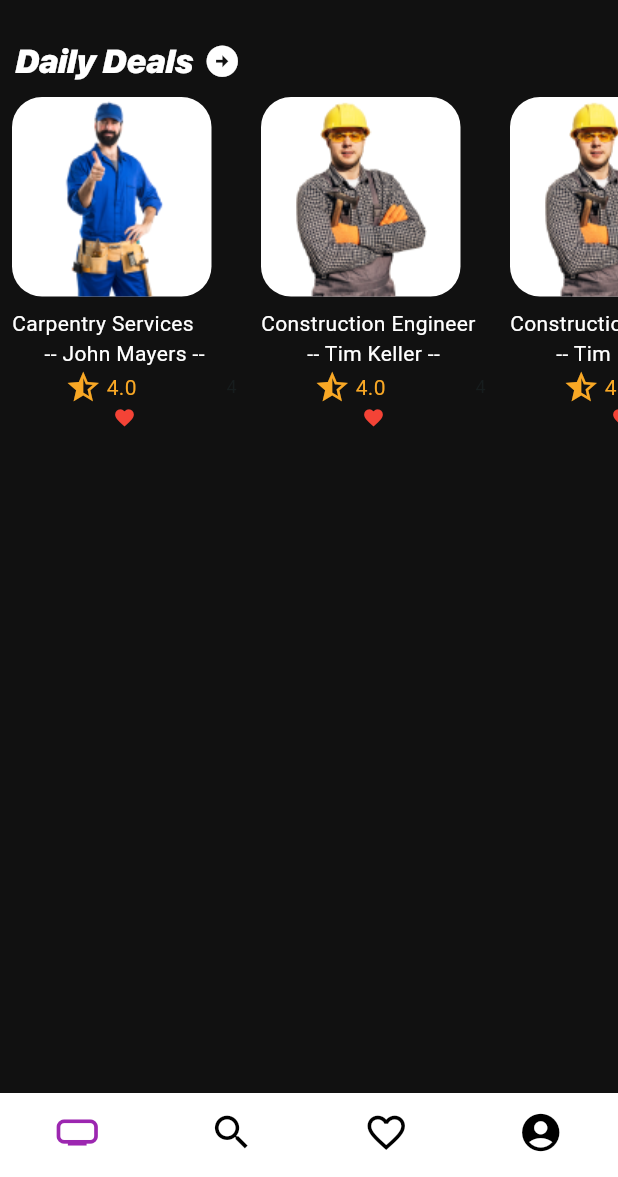
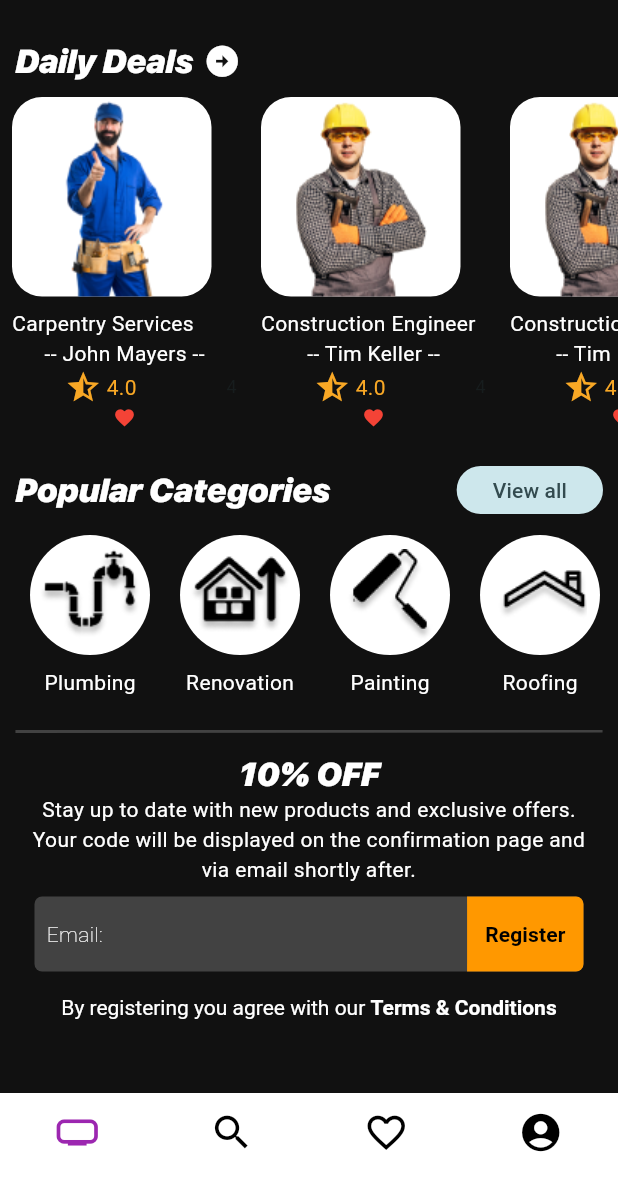
Before and after one commit to fnoceda/handyman, a Flutter app: the screen it shows after launch, on a phone screen of 412 x 824 dp, the part 59-1236 px from its top. Run offline on Flutter 3.47's test engine with Material 3 defaults, Android fonts, the phone set to English and light mode, and no system bars; drawn by our look-alikes of animated_bottom_navigation_bar; our stand-ins replace animate_do, auto_size_text, dio, flutter_dotenv, flutter_riverpod, go_router and 1 more.

Commit message:
hash finished, I proceed to start register section

```diff
--- /dev/null
+++ b/lib/feacture/home/domain/entities/pruebas/card_slide_category.dart
@@ -0,0 +1,40 @@
+import 'package:handiman_v0/feacture/home/domain/entities/card_slide_data.dart';
+
+List<CardSlideData> categories = [
+  CardSlideData(
+      backgroundImage: 'assets/images/icon_category1.png',
+      price: 0,
+      profession: '',
+      qualification: 0,
+      profesionalName: '',
+      profileImage: 'assets/images/icon_category1.png',
+      shortDescription: 'Plumbing'
+    ),
+    CardSlideData(
+      backgroundImage: 'assets/images/icon_category2.png',
+      price: 0,
+      profession: '',
+      qualification: 0,
+      profesionalName: '',
+      profileImage: 'assets/images/icon_category2.png',
+      shortDescription: 'Renovation'
+    ),
+    CardSlideData(
+      backgroundImage: 'assets/images/icon_category3.png',
+      price: 0,
+      profession: '',
+      qualification: 0,
+      profesionalName: '',
+      profileImage: 'assets/images/icon_category3.png',
+      shortDescription: 'Painting'
+    ),
+    CardSlideData(
+      backgroundImage: 'assets/images/icon_category4.png',
+      price: 0,
+      profession: '',
+      qualification: 0,
+      profesionalName: '',
+      profileImage: 'assets/images/icon_category4.png',
+      shortDescription: 'Roofing'
+    ),
+];
--- a/lib/feacture/home/presentation/views/category_horizontal_listview.dart
+++ b/lib/feacture/home/presentation/views/category_horizontal_listview.dart
@@ -1,16 +1,15 @@
 import 'package:flutter/material.dart';
 import 'package:animate_do/animate_do.dart';
-import 'package:handiman_v0/core/config/helpers/human_formats.dart';
 import 'package:handiman_v0/feacture/home/domain/entities/card_slide_data.dart';
 
-class MovieHorizontalListView extends StatefulWidget {
+class CategoryHorizontalListView extends StatefulWidget {
   final List<CardSlideData> slides;
   final String? title;
   final String? subTitle;
   final VoidCallback? loadNextPage;
   final IconData? icon;
 
-  const MovieHorizontalListView(
+  const CategoryHorizontalListView(
       {super.key,
       required this.slides,
       this.title,
@@ -19,11 +18,11 @@ class MovieHorizontalListView extends StatefulWidget {
       this.loadNextPage});
 
   @override
-  State<MovieHorizontalListView> createState() =>
-      _MovieHorizontalListViewState();
+  State<CategoryHorizontalListView> createState() =>
+      _CategoryHorizontalListViewState();
 }
 
-class _MovieHorizontalListViewState extends State<MovieHorizontalListView> {
+class _CategoryHorizontalListViewState extends State<CategoryHorizontalListView> {
   final scrollcontroller = ScrollController();
 
   @override
@@ -32,7 +31,6 @@ class _MovieHorizontalListViewState extends State<MovieHorizontalListView> {
 
     scrollcontroller.addListener(() {
       if (widget.loadNextPage == null) return;
-
       if ((scrollcontroller.position.pixels + 200) >=
           scrollcontroller.position.maxScrollExtent) {
         widget.loadNextPage!();
@@ -49,12 +47,14 @@ class _MovieHorizontalListViewState extends State<MovieHorizontalListView> {
   @override
   Widget build(BuildContext context) {
     return SizedBox(
-      height: 350,
+      height: 190,
       child: Column(
         children: [
           if (widget.title != null || widget.subTitle != null)
             _Title(title: widget.title, subTitle: widget.subTitle, icon: widget.icon,),
           Expanded(
+            child: Padding(
+              padding: const EdgeInsets.only(left: 10),
               child: ListView.builder(
               controller: scrollcontroller,
               itemCount: widget.slides.length,
@@ -63,6 +63,7 @@ class _MovieHorizontalListViewState extends State<MovieHorizontalListView> {
               itemBuilder: (context, index) {
                 return FadeInRight(child: _Slide(slide: widget.slides[index]));
               },
+                        ),
             ))
         ],
       ),
@@ -76,18 +77,21 @@ class _Slide extends StatelessWidget {
 
   @override
   Widget build(BuildContext context) {
-    return Container(
-      margin: const EdgeInsets.symmetric(horizontal: 8),
-      child: Column(crossAxisAlignment: CrossAxisAlignment.start, children: [
+    return Padding(
+      padding: const EdgeInsets.symmetric(horizontal: 10),
+      child: Column(
+      children: [
         //* image
         Container(
-          width: 133,
-          height: 133,
+          width: 80,
+          height: 80,
           decoration: BoxDecoration(
-              borderRadius: BorderRadius.circular(20), color: Colors.white),
+              borderRadius: BorderRadius.circular(80), color: Colors.white),
           child: ClipRRect(
             borderRadius: BorderRadius.circular(20),
             child: Image(
+              width: 60,
+              height: 60,
               image: AssetImage(slide.backgroundImage),
             ),
           ),
@@ -97,8 +101,7 @@ class _Slide extends StatelessWidget {
           height: 8,
         ),
         //*title
-        SizedBox(
-          width: 150,
+        Center(
           child: Text(
             slide.shortDescription,
             maxLines: 1,
--- a/lib/feacture/home/presentation/views/home_view.dart
+++ b/lib/feacture/home/presentation/views/home_view.dart
@@ -1,10 +1,12 @@
 import 'package:flutter/material.dart';
 import 'package:flutter_riverpod/flutter_riverpod.dart';
+import 'package:handiman_v0/feacture/home/domain/entities/pruebas/card_slide_category.dart';
 import 'package:handiman_v0/feacture/home/domain/entities/pruebas/card_slide_profesional.dart';
+import 'package:handiman_v0/feacture/home/presentation/views/category_horizontal_listview.dart';
+import 'package:handiman_v0/feacture/home/presentation/views/inscription_view.dart';
+import 'package:handiman_v0/feacture/home/presentation/views/line_view.dart';
 import 'package:handiman_v0/feacture/home/presentation/views/worker_horizontal_listview.dart';
 import 'package:handiman_v0/feacture/shared/custom_appbar/custon_appbar.dart';
-
-
 
 class HomeView extends ConsumerStatefulWidget {
   const HomeView({super.key});
@@ -14,13 +16,14 @@ class HomeView extends ConsumerStatefulWidget {
 
 class HomeViewState extends ConsumerState<HomeView> {
   @override
-  void initState() { super.initState(); }
+  void initState() {
+    super.initState();
+  }
 
   @override
   Widget build(BuildContext context) {
     //* el custon scrollview  trabaja con los slivers son de tipo personalizado
-    return CustomScrollView(
-      slivers: [
+    return CustomScrollView(slivers: [
       const SliverAppBar(
         floating: true,
         flexibleSpace: FlexibleSpaceBar(
@@ -31,13 +34,26 @@ class HomeViewState extends ConsumerState<HomeView> {
           delegate: SliverChildBuilderDelegate((context, index) {
         return Column(
           children: [
-            MovieHorizontalListView(
-              slides: trabajadores,
-              title: 'Daily Deals',
-              icon: Icons.arrow_circle_right,
-              loadNextPage: () {}
+            //* workers
+            WorkerHorizontalListView(
+                slides: trabajadores,
+                title: 'Daily Deals',
+                icon: Icons.arrow_circle_right,
+                loadNextPage: () {}),
+            //* categories
+            CategoryHorizontalListView(
+                slides: categories,
+                title: 'Popular Categories',
+                // icon: Icons.arrow_circle_right,
+                subTitle: 'View all',
+                loadNextPage: () {}),
+            //*line
+            const LineWidged(),
+            //*inscription
+            const InscriptionView(
+              title: '10% OFF',
+              description: 'Stay up to date with new products and exclusive offers. Your code will be displayed on the confirmation page and via email shortly after.',
               ),
-
           ],
         );
       }, childCount: 1)),
--- /dev/null
+++ b/lib/feacture/home/presentation/views/inscription_view.dart
@@ -0,0 +1,136 @@
+import 'package:flutter/gestures.dart';
+import 'package:flutter/material.dart';
+
+class InscriptionView extends StatelessWidget {
+  final String? title;
+  final String description;
+  const InscriptionView({super.key, this.title, required this.description});
+
+  @override
+  Widget build(BuildContext context) {
+    final titleStile = Theme.of(context).textTheme.titleLarge;
+
+    return SizedBox(
+      width: double.infinity,
+      height: 250,
+      child: Padding(
+        padding: const EdgeInsets.symmetric(horizontal: 15, vertical: 10),
+        child: Column(
+          children: [
+            if (title != null)
+              Center(
+                child: Text(
+                  title!,
+                  maxLines: 1,
+                  style: titleStile,
+                ),
+              ),
+            Center(
+              child: Text(
+                textAlign: TextAlign.center,
+                description,
+                maxLines: 4,
+                style: const TextStyle(color: Colors.white),
+              ),
+            ),
+            _InputEmail(),
+            //* politiques
+            const _TermAndCondicion()
+          ],
+        ),
+      ),
+    );
+  }
+}
+
+class _InputEmail extends StatelessWidget {
+  @override
+  Widget build(BuildContext context) {
+    return Center(
+      child: Padding(
+        padding: const EdgeInsets.all(8.0),
+        child: Container(
+          decoration: BoxDecoration(
+            color: Colors.grey[800],
+            borderRadius: BorderRadius.circular(5),
+          ),
+          child: Row(
+            children: [
+              const Padding(
+                padding: EdgeInsets.symmetric(horizontal: 8.0),
+                child: Text(
+                  'Email:',
+                  style: TextStyle(
+                      color: Colors.white, fontWeight: FontWeight.w200),
+                ),
+              ),
+              const Expanded(
+                child: TextField(
+                  decoration: InputDecoration(
+                    // hintText: 'Enter your email',
+                    hintStyle: TextStyle(color: Colors.white54),
+                    border: InputBorder.none,
+                    contentPadding: EdgeInsets.symmetric(horizontal: 8.0),
+                  ),
+                  style: TextStyle(color: Colors.white),
+                ),
+              ),
+              Container(
+                height: 50,
+                decoration: const BoxDecoration(
+                  color: Colors.orange,
+                  borderRadius: BorderRadius.only(
+                    topRight: Radius.circular(5),
+                    bottomRight: Radius.circular(5),
+                  ),
+                ),
+                child: TextButton(
+                  onPressed: () {
+                    print("regristrar");
+                  },
+                  child: const Text(
+                    'Register',
+                    style: TextStyle(
+                      color: Colors.black,
+                      fontWeight: FontWeight.bold,
+                    ),
+                  ),
+                ),
+              ),
+            ],
+          ),
+        ),
+      ),
+    );
+  }
+}
+
+class _TermAndCondicion extends StatelessWidget {
+  const _TermAndCondicion({super.key});
+
+  @override
+  Widget build(BuildContext context) {
+    return Padding(
+      padding: const EdgeInsets.all(8.0),
+      child: RichText(
+        text: TextSpan(
+          text: 'By registering you agree with our ',
+          style: const TextStyle(color: Colors.white),
+          children: [
+            TextSpan(
+              text: 'Terms & Conditions',
+              style: const  TextStyle(
+                color: Colors.white,
+                fontWeight: FontWeight.bold
+              ),
+              recognizer: TapGestureRecognizer()
+                ..onTap = () {
+                  print('Terms & Conditions tapped');
+                },
+            ),
+          ],
+        ),
+      ),
+    );
+  }
+}
--- /dev/null
+++ b/lib/feacture/home/presentation/views/line_view.dart
@@ -0,0 +1,42 @@
+import 'package:flutter/material.dart';
+
+class LineWidged extends StatelessWidget {
+  const LineWidged({super.key});
+
+  @override
+  Widget build(BuildContext context) {
+    final size = MediaQuery.of(context).size;
+    return CustomPaint(
+      size: Size((size.width * 0.950),5),
+      painter: _LinearPainter(),
+    );
+  }
+}
+
+class _LinearPainter extends CustomPainter{
+  @override
+  void paint(Canvas canvas, Size size) {
+    final lapiz = Paint();
+    //propiedades
+    lapiz.color= const Color(0xff424242);
+    lapiz.style = PaintingStyle.fill; // stroke.
+    lapiz.strokeWidth =2;
+
+    final path =  Path();
+    //dibujar con el lapiz
+    path.moveTo(0, size.height * 0.4);
+    path.lineTo(size.width, size.height * 0.33);
+    path.lineTo(size.width, 0);
+    path.lineTo(0, 0);
+    path.lineTo(0, size.height * 0.4);
+    canvas.drawPath(path, lapiz);
+
+  }
+
+  @override
+  bool shouldRepaint(covariant CustomPainter oldDelegate) {
+    return true;
+
+  }
+
+}
--- a/lib/feacture/home/presentation/views/worker_horizontal_listview.dart
+++ b/lib/feacture/home/presentation/views/worker_horizontal_listview.dart
@@ -3,14 +3,14 @@ import 'package:animate_do/animate_do.dart';
 import 'package:handiman_v0/core/config/helpers/human_formats.dart';
 import 'package:handiman_v0/feacture/home/domain/entities/card_slide_data.dart';
 
-class MovieHorizontalListView extends StatefulWidget {
+class WorkerHorizontalListView extends StatefulWidget {
   final List<CardSlideData> slides;
   final String? title;
   final String? subTitle;
   final VoidCallback? loadNextPage;
   final IconData? icon;
 
-  const MovieHorizontalListView(
+  const WorkerHorizontalListView(
       {super.key,
       required this.slides,
       this.title,
@@ -19,11 +19,11 @@ class MovieHorizontalListView extends StatefulWidget {
       this.loadNextPage});
 
   @override
-  State<MovieHorizontalListView> createState() =>
-      _MovieHorizontalListViewState();
+  State<WorkerHorizontalListView> createState() =>
+      _WorkerHorizontalListViewState();
 }
 
-class _MovieHorizontalListViewState extends State<MovieHorizontalListView> {
+class _WorkerHorizontalListViewState extends State<WorkerHorizontalListView> {
   final scrollcontroller = ScrollController();
 
   @override
@@ -49,7 +49,7 @@ class _MovieHorizontalListViewState extends State<MovieHorizontalListView> {
   @override
   Widget build(BuildContext context) {
     return SizedBox(
-      height: 350,
+      height: 280,
       child: Column(
         children: [
           if (widget.title != null || widget.subTitle != null)
```
Also changed, not shown: assets/images/icon_category1.png (added), assets/images/icon_category2.png (added), assets/images/icon_category3.png (added), assets/images/icon_category4.png (added), lib/feacture/auth/presentation/screens/login_screen.dart (added). Lines whose indentation alone changed are shown as unchanged.
